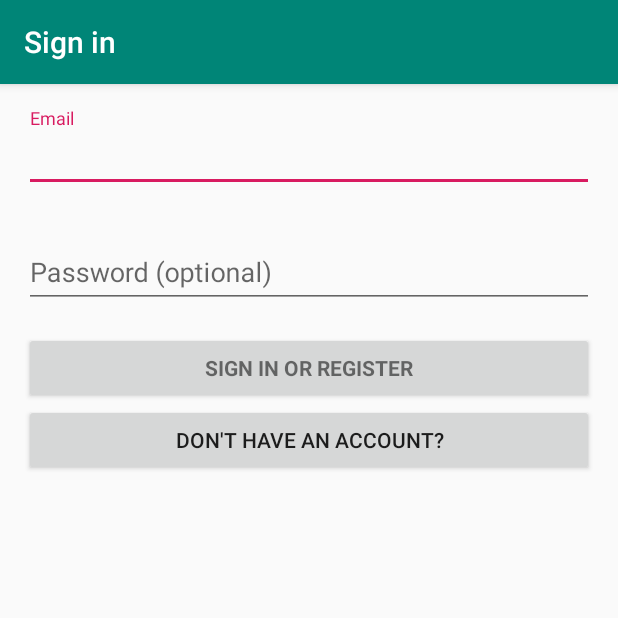
After one commit to alli959/Hugbunadarverkefni2, an Android app: the LoginActivity screen opened directly, with no data from a screen before it, on a phone screen of 412 x 824 dp, the top half of it. The commit adds this screen. Run offline under Robolectric (Android 15) with nearby library versions, the phone set to English and light mode, and no system bars; 2 statements that could not run were skipped.

Commit message:
add gitignore og 2 view

```diff
--- a/Front-end/app/build.gradle
+++ b/Front-end/app/build.gradle
@@ -16,6 +16,10 @@ android {
             proguardFiles getDefaultProguardFile('proguard-android-optimize.txt'), 'proguard-rules.pro'
         }
     }
+    compileOptions {
+        sourceCompatibility = '1.8'
+        targetCompatibility = '1.8'
+    }
 }
 
 dependencies {
--- /dev/null
+++ b/Front-end/app/src/main/java/yolo/basket/LoginActivity.java
@@ -0,0 +1,380 @@
+package yolo.basket;
+
+import android.animation.Animator;
+import android.animation.AnimatorListenerAdapter;
+import android.annotation.TargetApi;
+import android.content.pm.PackageManager;
+import android.support.annotation.NonNull;
+import android.support.design.widget.Snackbar;
+import android.support.v7.app.AppCompatActivity;
+import android.app.LoaderManager.LoaderCallbacks;
+
+import android.content.CursorLoader;
+import android.content.Loader;
+import android.database.Cursor;
+import android.net.Uri;
+import android.os.AsyncTask;
+
+import android.os.Build;
+import android.os.Bundle;
+import android.provider.ContactsContract;
+import android.text.TextUtils;
+import android.util.Log;
+import android.view.KeyEvent;
+import android.view.View;
+import android.view.View.OnClickListener;
+import android.view.inputmethod.EditorInfo;
+import android.widget.ArrayAdapter;
+import android.widget.AutoCompleteTextView;
+import android.widget.Button;
+import android.widget.EditText;
+import android.widget.TextView;
+
+import java.util.ArrayList;
+import java.util.List;
+
+import yolo.basket.db.Database;
+
+import static android.Manifest.permission.READ_CONTACTS;
+
+/**
+ * A login screen that offers login via email/password.
+ */
+public class LoginActivity extends AppCompatActivity implements LoaderCallbacks<Cursor> {
+
+    /**
+     * Id to identity READ_CONTACTS permission request.
+     */
+    private static final int REQUEST_READ_CONTACTS = 0;
+
+    /**
+     * A dummy authentication store containing known user names and passwords.
+     * TODO: remove after connecting to a real authentication system.
+     */
+    private static final String[] DUMMY_CREDENTIALS = new String[]{
+            "foo@example.com:hello", "bar@example.com:world"
+    };
+    /**
+     * Keep track of the login task to ensure we can cancel it if requested.
+     */
+    private UserLoginTask mAuthTask = null;
+
+    // UI references.
+    private AutoCompleteTextView mEmailView;
+    private EditText mPasswordView;
+    private View mProgressView;
+    private View mLoginFormView;
+    private EditText mNameView;
+    private EditText mUserNameView;
+    private Button mSwitchFormButton;
+
+    private static final boolean LOGIN = true;
+    private static final boolean REGISTER = true;
+
+    private boolean currentForm = LOGIN;
+
+    private void getButtonText() {
+        String register = "Already have an account?";
+        String login = "Don't have an account?";
+        String buttonText = currentForm == LOGIN ? login : register;
+
+    }
+
+    @Override
+    protected void onCreate(Bundle savedInstanceState) {
+        super.onCreate(savedInstanceState);
+        setContentView(R.layout.activity_login);
+        // Set up the login form.
+        mEmailView = (AutoCompleteTextView) findViewById(R.id.email);
+        mNameView = (AutoCompleteTextView) findViewById(R.id.name);
+        mUserNameView = (AutoCompleteTextView) findViewById(R.id.userName);
+        mSwitchFormButton = (Button) findViewById(R.id.switchFormsButton);
+
+        mSwitchFormButton.setOnClickListener(view -> {
+            currentForm = !currentForm;
+        });
+
+        populateAutoComplete();
+
+        mPasswordView = (EditText) findViewById(R.id.password);
+        mPasswordView.setOnEditorActionListener(new TextView.OnEditorActionListener() {
+            @Override
+            public boolean onEditorAction(TextView textView, int id, KeyEvent keyEvent) {
+                if (id == EditorInfo.IME_ACTION_DONE || id == EditorInfo.IME_NULL) {
+                    attemptLogin();
+                    return true;
+                }
+                return false;
+            }
+        });
+
+        Button mEmailSignInButton = (Button) findViewById(R.id.email_sign_in_button);
+        mEmailSignInButton.setOnClickListener(new OnClickListener() {
+            @Override
+            public void onClick(View view) {
+                attemptLogin();
+            }
+        });
+
+        mLoginFormView = findViewById(R.id.login_form);
+        mProgressView = findViewById(R.id.login_progress);
+    }
+
+    private void populateAutoComplete() {
+        if (!mayRequestContacts()) {
+            return;
+        }
+
+        getLoaderManager().initLoader(0, null, this);
+    }
+
+    private boolean mayRequestContacts() {
+        if (Build.VERSION.SDK_INT < Build.VERSION_CODES.M) {
+            return true;
+        }
+        if (checkSelfPermission(READ_CONTACTS) == PackageManager.PERMISSION_GRANTED) {
+            return true;
+        }
+        if (shouldShowRequestPermissionRationale(READ_CONTACTS)) {
+            Snackbar.make(mEmailView, R.string.permission_rationale, Snackbar.LENGTH_INDEFINITE)
+                    .setAction(android.R.string.ok, new View.OnClickListener() {
+                        @Override
+                        @TargetApi(Build.VERSION_CODES.M)
+                        public void onClick(View v) {
+                            requestPermissions(new String[]{READ_CONTACTS}, REQUEST_READ_CONTACTS);
+                        }
+                    });
+        } else {
+            requestPermissions(new String[]{READ_CONTACTS}, REQUEST_READ_CONTACTS);
+        }
+        return false;
+    }
+
+    /**
+     * Callback received when a permissions request has been completed.
+     */
+    @Override
+    public void onRequestPermissionsResult(int requestCode, @NonNull String[] permissions,
+                                           @NonNull int[] grantResults) {
+        if (requestCode == REQUEST_READ_CONTACTS) {
+            if (grantResults.length == 1 && grantResults[0] == PackageManager.PERMISSION_GRANTED) {
+                populateAutoComplete();
+            }
+        }
+    }
+
+
+    /**
+     * Attempts to sign in or register the account specified by the login form.
+     * If there are form errors (invalid email, missing fields, etc.), the
+     * errors are presented and no actual login attempt is made.
+     */
+    private void attemptLogin() {
+        if (mAuthTask != null) {
+            return;
+        }
+
+        // Reset errors.
+        mEmailView.setError(null);
+        mPasswordView.setError(null);
+
+        // Store values at the time of the login attempt.
+        String email = mEmailView.getText().toString();
+        String password = mPasswordView.getText().toString();
+
+        boolean cancel = false;
+        View focusView = null;
+
+        // Check for a valid password, if the user entered one.
+        if (!TextUtils.isEmpty(password) && !isPasswordValid(password)) {
+            mPasswordView.setError(getString(R.string.error_invalid_password));
+            focusView = mPasswordView;
+            cancel = true;
+        }
+
+        // Check for a valid email address.
+        if (TextUtils.isEmpty(email)) {
+            mEmailView.setError(getString(R.string.error_field_required));
+            focusView = mEmailView;
+            cancel = true;
+        } else if (!isEmailValid(email)) {
+            mEmailView.setError(getString(R.string.error_invalid_email));
+            focusView = mEmailView;
+            cancel = true;
+        }
+
+        if (cancel) {
+            // There was an error; don't attempt login and focus the first
+            // form field with an error.
+            focusView.requestFocus();
+        } else {
+            // Show a progress spinner, and kick off a background task to
+            // perform the user login attempt.
+            showProgress(true);
+            mAuthTask = new UserLoginTask(email, password);
+            mAuthTask.execute((Void) null);
+        }
+    }
+
+    private boolean isEmailValid(String email) {
+        //TODO: Replace this with your own logic
+        return email.contains("@");
+    }
+
+    private boolean isPasswordValid(String password) {
+        //TODO: Replace this with your own logic
+        return password.length() > 4;
+    }
+
+    /**
+     * Shows the progress UI and hides the login form.
+     */
+    @TargetApi(Build.VERSION_CODES.HONEYCOMB_MR2)
+    private void showProgress(final boolean show) {
+        // On Honeycomb MR2 we have the ViewPropertyAnimator APIs, which allow
+        // for very easy animations. If available, use these APIs to fade-in
+        // the progress spinner.
+        if (Build.VERSION.SDK_INT >= Build.VERSION_CODES.HONEYCOMB_MR2) {
+            int shortAnimTime = getResources().getInteger(android.R.integer.config_shortAnimTime);
+
+            mLoginFormView.setVisibility(show ? View.GONE : View.VISIBLE);
+            mLoginFormView.animate().setDuration(shortAnimTime).alpha(
+                    show ? 0 : 1).setListener(new AnimatorListenerAdapter() {
+                @Override
+                public void onAnimationEnd(Animator animation) {
+                    mLoginFormView.setVisibility(show ? View.GONE : View.VISIBLE);
+                }
+            });
+
+            mProgressView.setVisibility(show ? View.VISIBLE : View.GONE);
+            mProgressView.animate().setDuration(shortAnimTime).alpha(
+                    show ? 1 : 0).setListener(new AnimatorListenerAdapter() {
+                @Override
+                public void onAnimationEnd(Animator animation) {
+                    mProgressView.setVisibility(show ? View.VISIBLE : View.GONE);
+                }
+            });
+        } else {
+            // The ViewPropertyAnimator APIs are not available, so simply show
+            // and hide the relevant UI components.
+            mProgressView.setVisibility(show ? View.VISIBLE : View.GONE);
+            mLoginFormView.setVisibility(show ? View.GONE : View.VISIBLE);
+        }
+    }
+
+    @Override
+    public Loader<Cursor> onCreateLoader(int i, Bundle bundle) {
+        return new CursorLoader(this,
+                // Retrieve data rows for the device user's 'profile' contact.
+                Uri.withAppendedPath(ContactsContract.Profile.CONTENT_URI,
+                        ContactsContract.Contacts.Data.CONTENT_DIRECTORY), ProfileQuery.PROJECTION,
+
+                // Select only email addresses.
+                ContactsContract.Contacts.Data.MIMETYPE +
+                        " = ?", new String[]{ContactsContract.CommonDataKinds.Email
+                .CONTENT_ITEM_TYPE},
+
+                // Show primary email addresses first. Note that there won't be
+                // a primary email address if the user hasn't specified one.
+                ContactsContract.Contacts.Data.IS_PRIMARY + " DESC");
+    }
+
+    @Override
+    public void onLoadFinished(Loader<Cursor> cursorLoader, Cursor cursor) {
+        List<String> emails = new ArrayList<>();
+        cursor.moveToFirst();
+        while (!cursor.isAfterLast()) {
+            emails.add(cursor.getString(ProfileQuery.ADDRESS));
+            cursor.moveToNext();
+        }
+
+        addEmailsToAutoComplete(emails);
+    }
+
+    @Override
+    public void onLoaderReset(Loader<Cursor> cursorLoader) {
+
+    }
+
+    private void addEmailsToAutoComplete(List<String> emailAddressCollection) {
+        //Create adapter to tell the AutoCompleteTextView what to show in its dropdown list.
+        ArrayAdapter<String> adapter =
+                new ArrayAdapter<>(LoginActivity.this,
+                        android.R.layout.simple_dropdown_item_1line, emailAddressCollection);
+
+        mEmailView.setAdapter(adapter);
+    }
+
+
+    private interface ProfileQuery {
+        String[] PROJECTION = {
+                ContactsContract.CommonDataKinds.Email.ADDRESS,
+                ContactsContract.CommonDataKinds.Email.IS_PRIMARY,
+        };
+
+        int ADDRESS = 0;
+        int IS_PRIMARY = 1;
+    }
+
+    /**
+     * Represents an asynchronous login/registration task used to authenticate
+     * the user.
+     */
+    public class UserLoginTask extends AsyncTask<Void, Void, Boolean> {
+
+        private final String mEmail;
+        private final String mPassword;
+
+        UserLoginTask(String email, String password) {
+            mEmail = email;
+            mPassword = password;
+        }
+
+        @Override
+        protected Boolean doInBackground(Void... params) {
+
+            Database.init();
+            Boolean b = mEmail.equals(Database.login(mEmail, mPassword));
+            Log.i("160492", b.toString());
+            return b;
+            /*
+            try {
+                // Simulate network access.
+                Thread.sleep(2000);
+            } catch (InterruptedException e) {
+                return false;
+            }
+
+            for (String credential : DUMMY_CREDENTIALS) {
+                String[] pieces = credential.split(":");
+                if (pieces[0].equals(mEmail)) {
+                    // Account exists, return true if the password matches.
+                    return pieces[1].equals(mPassword);
+                }
+            }
+
+            // TODO: register the new account here.
+            return true;
+            */
+        }
+
+        @Override
+        protected void onPostExecute(final Boolean success) {
+            mAuthTask = null;
+            showProgress(false);
+
+            if (success) {
+                finish();
+            } else {
+                mPasswordView.setError(getString(R.string.error_incorrect_password));
+                mPasswordView.requestFocus();
+            }
+        }
+
+        @Override
+        protected void onCancelled() {
+            mAuthTask = null;
+            showProgress(false);
+        }
+    }
+}
--- a/Front-end/app/src/main/java/yolo/basket/db/Request.java
+++ b/Front-end/app/src/main/java/yolo/basket/db/Request.java
@@ -20,8 +20,8 @@ public class Request {
     {
         try {
             // Here you can switch from localhost to server
-            // url = new URL("http://138.68.155.75:8080/");
-            url = new URL("http://localhost:8080/");
+            url = new URL("http://138.68.155.75:8080/");
+            // url = new URL("http://localhost:8080/");
         } catch (MalformedURLException e) {
             e.printStackTrace();
         }
@@ -40,6 +40,7 @@ public class Request {
     public static void setPassword(String password) {
         Request.password = password;
     }
+    public static String getUserName() {return userName; }
 
     public static void setProtocol(String protocol) {
         Request.protocol = protocol;
--- /dev/null
+++ b/Front-end/app/src/main/res/layout/activity_login.xml
@@ -0,0 +1,117 @@
+<?xml version="1.0" encoding="utf-8"?>
+<LinearLayout xmlns:android="http://schemas.android.com/apk/res/android"
+    xmlns:tools="http://schemas.android.com/tools"
+    android:layout_width="match_parent"
+    android:layout_height="match_parent"
+    android:gravity="center_horizontal"
+    android:orientation="vertical"
+    android:paddingLeft="@dimen/activity_horizontal_margin"
+    android:paddingTop="@dimen/activity_vertical_margin"
+    android:paddingRight="@dimen/activity_horizontal_margin"
+    android:paddingBottom="@dimen/activity_vertical_margin"
+    tools:context=".LoginActivity">
+
+    <!-- Login progress -->
+    <ProgressBar
+        android:id="@+id/login_progress"
+        style="?android:attr/progressBarStyleLarge"
+        android:layout_width="wrap_content"
+        android:layout_height="wrap_content"
+        android:layout_marginBottom="8dp"
+        android:visibility="gone" />
+
+    <ScrollView
+        android:id="@+id/login_form"
+        android:layout_width="match_parent"
+        android:layout_height="match_parent">
+
+        <LinearLayout
+            android:id="@+id/email_login_form"
+            android:layout_width="match_parent"
+            android:layout_height="wrap_content"
+            android:orientation="vertical">
+
+            <android.support.design.widget.TextInputLayout
+                android:layout_width="match_parent"
+                android:layout_height="match_parent">
+
+                <AutoCompleteTextView
+                    android:id="@+id/email"
+                    android:layout_width="match_parent"
+                    android:layout_height="wrap_content"
+                    android:hint="@string/prompt_email"
+                    android:inputType="textEmailAddress"
+                    android:maxLines="1"
+                    android:singleLine="true" />
+
+            </android.support.design.widget.TextInputLayout>
+
+            <android.support.design.widget.TextInputLayout
+                android:layout_width="match_parent"
+                android:layout_height="match_parent">
+
+                <AutoCompleteTextView
+                    android:id="@+id/name"
+                    android:layout_width="match_parent"
+                    android:layout_height="wrap_content"
+                    android:hint="Name"
+                    android:inputType="textEmailAddress"
+                    android:maxLines="1"
+                    android:singleLine="true"
+                    android:visibility="gone" />
+
+            </android.support.design.widget.TextInputLayout>
+
+            <android.support.design.widget.TextInputLayout
+                android:layout_width="match_parent"
+                android:layout_height="wrap_content">
+
+                <AutoCompleteTextView
+                    android:id="@+id/userName"
+                    android:layout_width="match_parent"
+                    android:layout_height="wrap_content"
+                    android:hint="Username"
+                    android:inputType="textEmailAddress"
+                    android:maxLines="1"
+                    android:singleLine="true"
+                    android:visibility="gone" />
+
+            </android.support.design.widget.TextInputLayout>
+
+            <android.support.design.widget.TextInputLayout
+                android:layout_width="match_parent"
+                android:layout_height="match_parent">
+
+                <EditText
+                    android:id="@+id/password"
+                    android:layout_width="match_parent"
+                    android:layout_height="wrap_content"
+                    android:hint="@string/prompt_password"
+                    android:imeActionId="6"
+                    android:imeActionLabel="@string/action_sign_in_short"
+                    android:imeOptions="actionUnspecified"
+                    android:inputType="textPassword"
+                    android:maxLines="1"
+                    android:singleLine="true" />
+
+            </android.support.design.widget.TextInputLayout>
+
+            <Button
+                android:id="@+id/email_sign_in_button"
+                style="?android:textAppearanceSmall"
+                android:layout_width="match_parent"
+                android:layout_height="wrap_content"
+                android:layout_marginTop="16dp"
+                android:text="@string/action_sign_in"
+                android:textStyle="bold" />
+
+            <Button
+                android:id="@+id/switchFormsButton"
+                android:layout_width="match_parent"
+                android:layout_height="wrap_content"
+                android:text="Don't have an account?" />
+
+        </LinearLayout>
+    </ScrollView>
+
+</LinearLayout>
--- a/Front-end/app/src/main/res/values/strings.xml
+++ b/Front-end/app/src/main/res/values/strings.xml
@@ -6,4 +6,17 @@
     <string name="nav_header_subtitle">android.studio@android.com</string>
     <string name="nav_header_desc">Navigation header</string>
     <string name="action_settings">Settings</string>
+    <string name="title_activity_login">Sign in</string>
+    <!-- Strings related to login -->
+    <string name="prompt_email">Email</string>
+    <string name="prompt_password">Password (optional)</string>
+    <string name="action_sign_in">Sign in or register</string>
+    <string name="action_sign_in_short">Sign in</string>
+    <string name="error_invalid_email">This email address is invalid</string>
+    <string name="error_invalid_password">This password is too short</string>
+    <string name="error_incorrect_password">This password is incorrect</string>
+    <string name="error_field_required">This field is required</string>
+    <string name="permission_rationale">"Contacts permissions are needed for providing email
+        completions."
+    </string>
 </resources>
```
Also changed, not shown: Front-end/app/src/main/AndroidManifest.xml (+8 -0 lines), Front-end/app/src/main/java/yolo/basket/MainActivity.java (+14 -0 lines), Front-end/app/src/main/java/yolo/basket/db/Database.java (+12 -0 lines), 1 other file.
